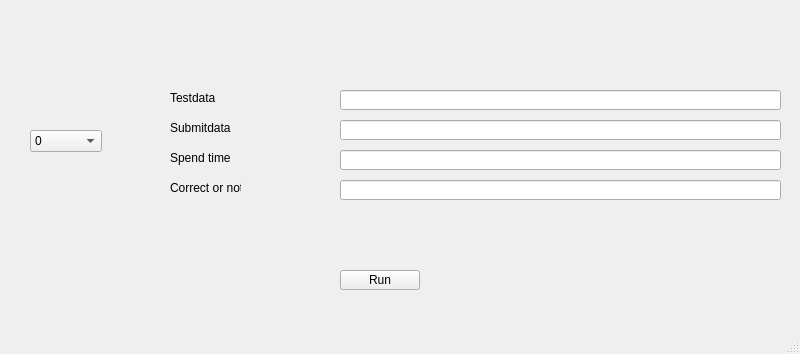
david20571015/AOOP_final, file mainwindow.ui: the form before one commit.
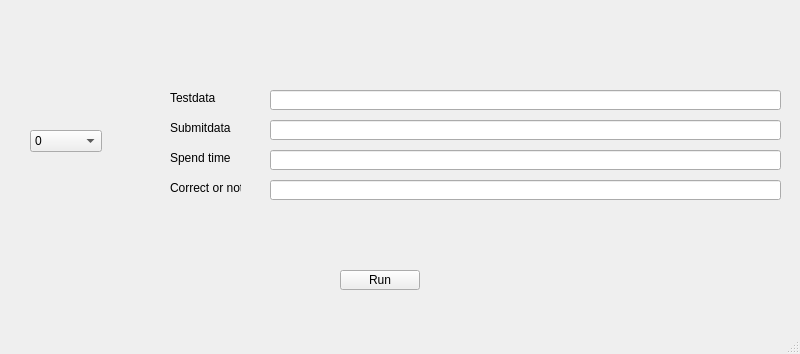
The form after the commit.

Diff of the .ui file:
```diff
--- a/mainwindow.ui
+++ b/mainwindow.ui
@@ -72,9 +72,9 @@
    <widget class="QLineEdit" name="line_testdata1">
     <property name="geometry">
      <rect>
-      <x>340</x>
+      <x>270</x>
       <y>90</y>
-      <width>441</width>
+      <width>511</width>
       <height>20</height>
      </rect>
     </property>
@@ -85,9 +85,9 @@
    <widget class="QLineEdit" name="line_submitdata1">
     <property name="geometry">
      <rect>
-      <x>340</x>
+      <x>270</x>
       <y>120</y>
-      <width>441</width>
+      <width>511</width>
       <height>20</height>
      </rect>
     </property>
@@ -98,9 +98,9 @@
    <widget class="QLineEdit" name="line_spendtime1">
     <property name="geometry">
      <rect>
-      <x>340</x>
+      <x>270</x>
       <y>150</y>
-      <width>441</width>
+      <width>511</width>
       <height>20</height>
      </rect>
     </property>
@@ -111,9 +111,9 @@
    <widget class="QLineEdit" name="line_corr1">
     <property name="geometry">
      <rect>
-      <x>340</x>
+      <x>270</x>
       <y>180</y>
-      <width>441</width>
+      <width>511</width>
       <height>20</height>
      </rect>
     </property>
```
